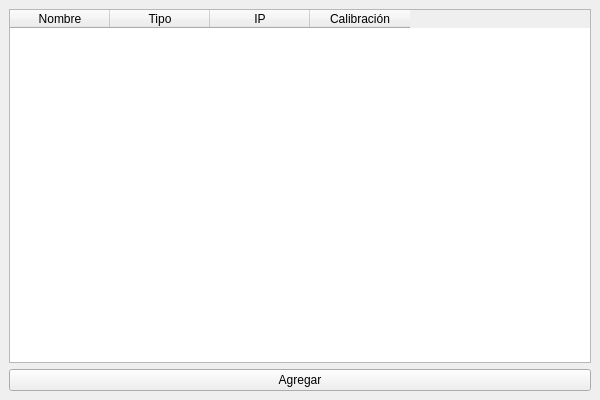
The window that IoTConfigManager/mainwindow.ui (juankx99/ProyectoLOT) describes before a commit, drawn with Qt 5.
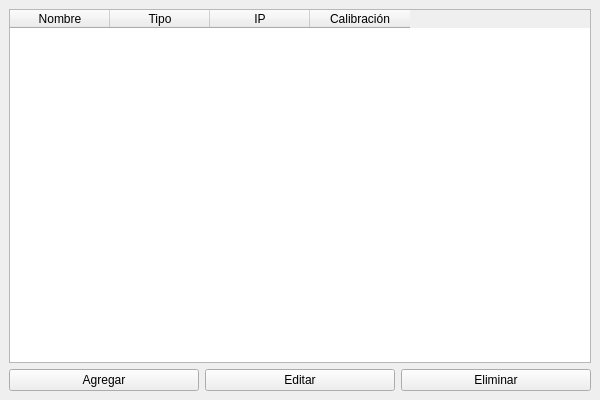
The same window after the commit.

```diff
--- a/IoTConfigManager/mainwindow.ui
+++ b/IoTConfigManager/mainwindow.ui
@@ -40,11 +40,29 @@
      </widget>
     </item>
     <item>
+     <layout class="QHBoxLayout" name="buttonLayout">
+      <item>
      <widget class="QPushButton" name="addButton">
       <property name="text">
        <string>Agregar</string>
       </property>
      </widget>
+      </item>
+      <item>
+       <widget class="QPushButton" name="editButton">
+        <property name="text">
+         <string>Editar</string>
+        </property>
+       </widget>
+      </item>
+      <item>
+       <widget class="QPushButton" name="deleteButton">
+        <property name="text">
+         <string>Eliminar</string>
+        </property>
+       </widget>
+      </item>
+     </layout>
     </item>
    </layout>
   </widget>
```
Lines whose indentation alone changed are shown as unchanged.
